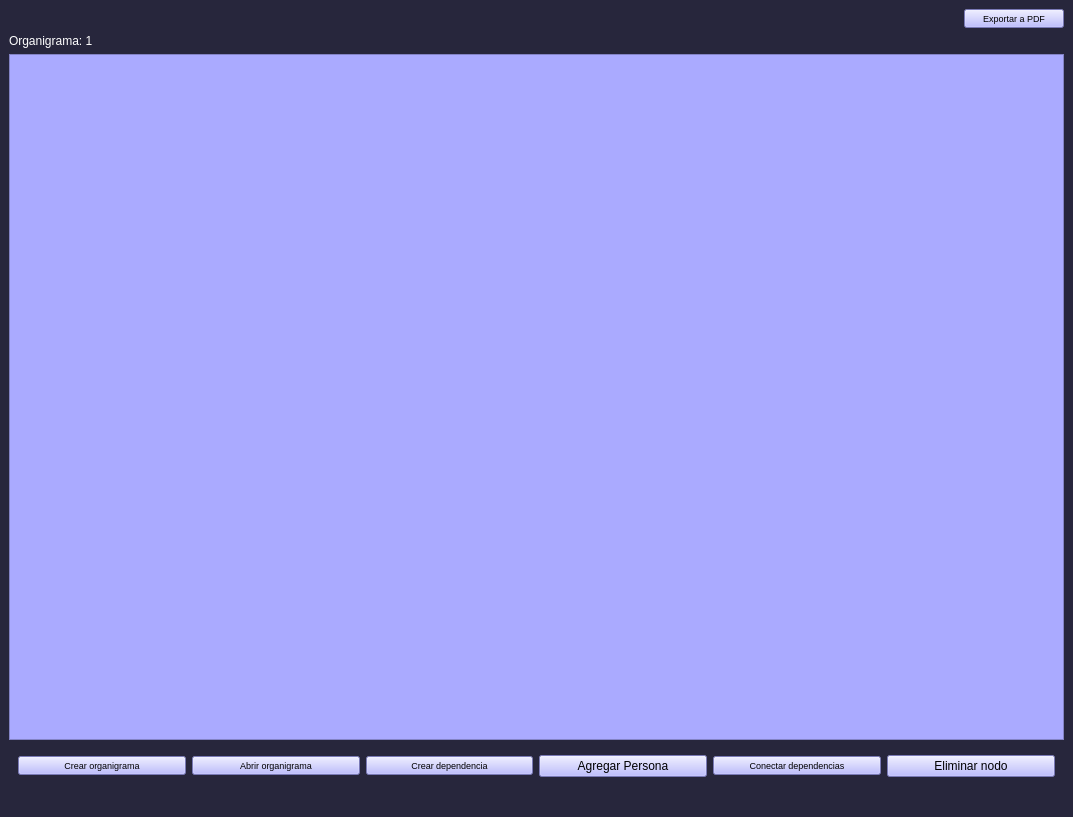
Old version of the form Prueba tp/main_window_1.ui in the repository stel0/TP-PYTHON.
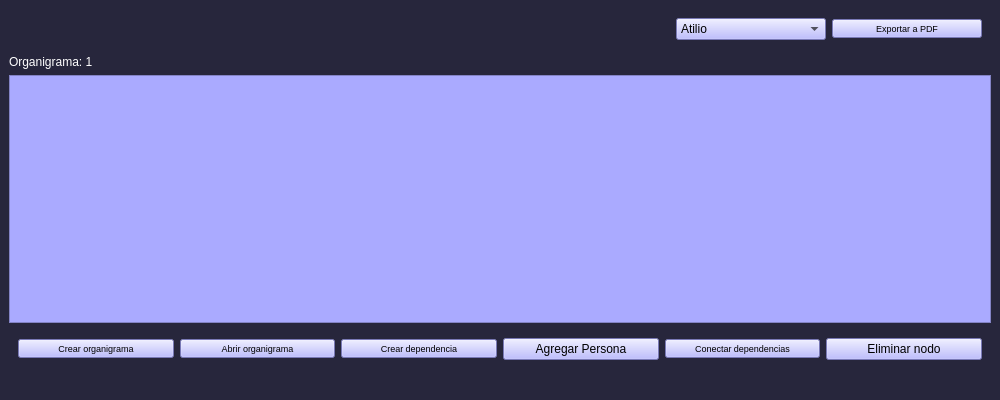
New version of the form. Icons and pictures are not drawn.

Commit message: informes boton

```diff
--- a/Prueba tp/main_window_1.ui
+++ b/Prueba tp/main_window_1.ui
@@ -6,8 +6,8 @@
    <rect>
     <x>0</x>
     <y>0</y>
-    <width>1073</width>
-    <height>817</height>
+    <width>1000</width>
+    <height>400</height>
    </rect>
   </property>
   <property name="minimumSize">
@@ -26,16 +26,70 @@
   <widget class="QWidget" name="centralwidget">
    <layout class="QVBoxLayout" name="verticalLayout">
     <item alignment="Qt::AlignRight">
+     <widget class="QWidget" name="widget_2" native="true">
+      <property name="minimumSize">
+       <size>
+        <width>300</width>
+        <height>0</height>
+       </size>
+      </property>
+      <property name="maximumSize">
+       <size>
+        <width>500</width>
+        <height>16777215</height>
+       </size>
+      </property>
+      <layout class="QHBoxLayout" name="horizontalLayout_2">
+       <item>
+        <widget class="QComboBox" name="comboBox">
+         <property name="minimumSize">
+          <size>
+           <width>150</width>
+           <height>0</height>
+          </size>
+         </property>
+         <property name="maximumSize">
+          <size>
+           <width>100</width>
+           <height>150</height>
+          </size>
+         </property>
+         <property name="styleSheet">
+          <string notr="true">background:rgb(170, 170, 255);</string>
+         </property>
+         <item>
+          <property name="text">
+           <string>Atilio</string>
+          </property>
+         </item>
+         <item>
+          <property name="text">
+           <string>Fer</string>
+          </property>
+         </item>
+         <item>
+          <property name="text">
+           <string>Marce</string>
+          </property>
+         </item>
+         <item>
+          <property name="text">
+           <string>Sotelo</string>
+          </property>
+         </item>
+        </widget>
+       </item>
+       <item>
      <widget class="QPushButton" name="exportar_PDF">
       <property name="minimumSize">
        <size>
-        <width>100</width>
+           <width>150</width>
         <height>0</height>
        </size>
       </property>
       <property name="maximumSize">
        <size>
-        <width>200</width>
+           <width>150</width>
         <height>16777215</height>
        </size>
       </property>
@@ -56,6 +110,9 @@
       </property>
      </widget>
     </item>
+      </layout>
+     </widget>
+    </item>
     <item>
      <widget class="QLabel" name="label_organigrama">
       <property name="styleSheet">
```
Left out of the diff: 14 changed lines with no effect on the pictures. Lines whose indentation alone changed are shown as unchanged.
